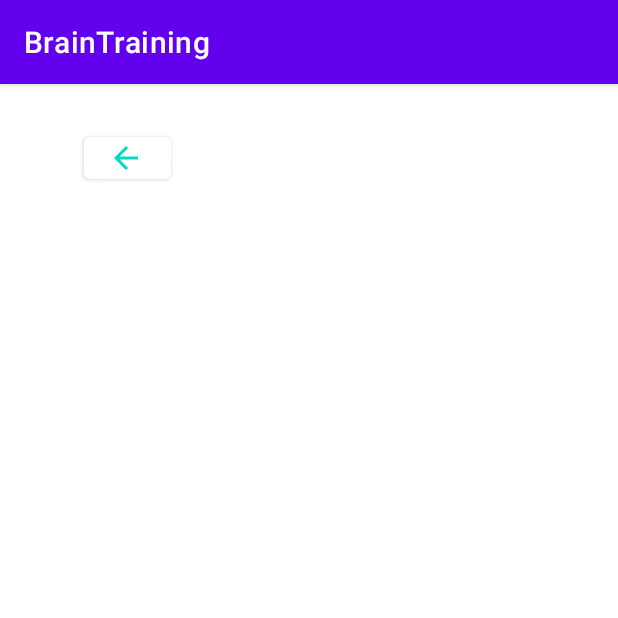
After one commit to kelchenn/BrainTrainingApp, an Android app: the ReactionActivity screen opened directly, with no data from a screen before it, on a phone screen of 412 x 824 dp, the top half of it. The commit adds this screen. Run offline under Robolectric (Android 15) with nearby library versions, the phone set to English and light mode, and no system bars.

Commit message:
created reaction activity

```diff
--- a/app/src/main/AndroidManifest.xml
+++ b/app/src/main/AndroidManifest.xml
@@ -9,7 +9,8 @@
         android:roundIcon="@mipmap/ic_launcher_round"
         android:supportsRtl="true"
         android:theme="@style/Theme.BrainTraining">
-        <activity android:name=".ui.play.TriviaActivity"></activity>
+        <activity android:name=".ui.play.ReactionActivity"></activity>
+        <activity android:name=".ui.play.TriviaActivity" />
         <activity android:name=".ui.learn.LearnActivity" />
         <activity android:name=".ui.settings.SettingsActivity" />
         <activity android:name=".ui.play.PlayActivity" />
--- /dev/null
+++ b/app/src/main/java/com/example/braintraining/ui/play/ReactionActivity.java
@@ -0,0 +1,36 @@
+package com.example.braintraining.ui.play;
+
+import androidx.appcompat.app.AppCompatActivity;
+
+import android.content.Intent;
+import android.media.MediaPlayer;
+import android.os.Bundle;
+import android.view.View;
+import android.widget.Button;
+
+import com.example.braintraining.MainActivity;
+import com.example.braintraining.R;
+import com.example.braintraining.ui.learn.LearnActivity;
+
+public class ReactionActivity extends AppCompatActivity {
+
+    Button backButton;
+
+    @Override
+    protected void onCreate(Bundle savedInstanceState) {
+        super.onCreate(savedInstanceState);
+        setContentView(R.layout.activity_reaction);
+
+        backButton = (Button)findViewById(R.id.backButton5);
+        final MediaPlayer mp = MediaPlayer.create(this, R.raw.byebye);
+        backButton.setOnClickListener(new View.OnClickListener() {
+            @Override
+            public void onClick(View v) {
+                mp.start();
+                Intent intent = new Intent(ReactionActivity.this,
+                        PlayActivity.class);
+                startActivity(intent);
+            }
+        });
+    }
+}
--- /dev/null
+++ b/app/src/main/res/layout/activity_reaction.xml
@@ -0,0 +1,25 @@
+<?xml version="1.0" encoding="utf-8"?>
+<androidx.constraintlayout.widget.ConstraintLayout xmlns:android="http://schemas.android.com/apk/res/android"
+    xmlns:app="http://schemas.android.com/apk/res-auto"
+    xmlns:tools="http://schemas.android.com/tools"
+    android:layout_width="match_parent"
+    android:layout_height="match_parent"
+    tools:context=".ui.play.ReactionActivity">
+
+    <Button
+        android:id="@+id/backButton5"
+        android:layout_width="58dp"
+        android:layout_height="40dp"
+        android:textColor="@color/teal_200"
+        android:textColorHint="@color/white"
+        android:textColorLink="@color/teal_200"
+        app:backgroundTint="@color/white"
+        app:icon="@drawable/abc_vector_test"
+        app:iconTint="@color/teal_200"
+        app:layout_constraintBottom_toBottomOf="parent"
+        app:layout_constraintEnd_toEndOf="parent"
+        app:layout_constraintHorizontal_bias="0.158"
+        app:layout_constraintStart_toStartOf="parent"
+        app:layout_constraintTop_toTopOf="parent"
+        app:layout_constraintVertical_bias="0.04" />
+</androidx.constraintlayout.widget.ConstraintLayout>
```
Also changed, not shown: app/src/main/res/values/strings.xml (+9 -0 lines).
